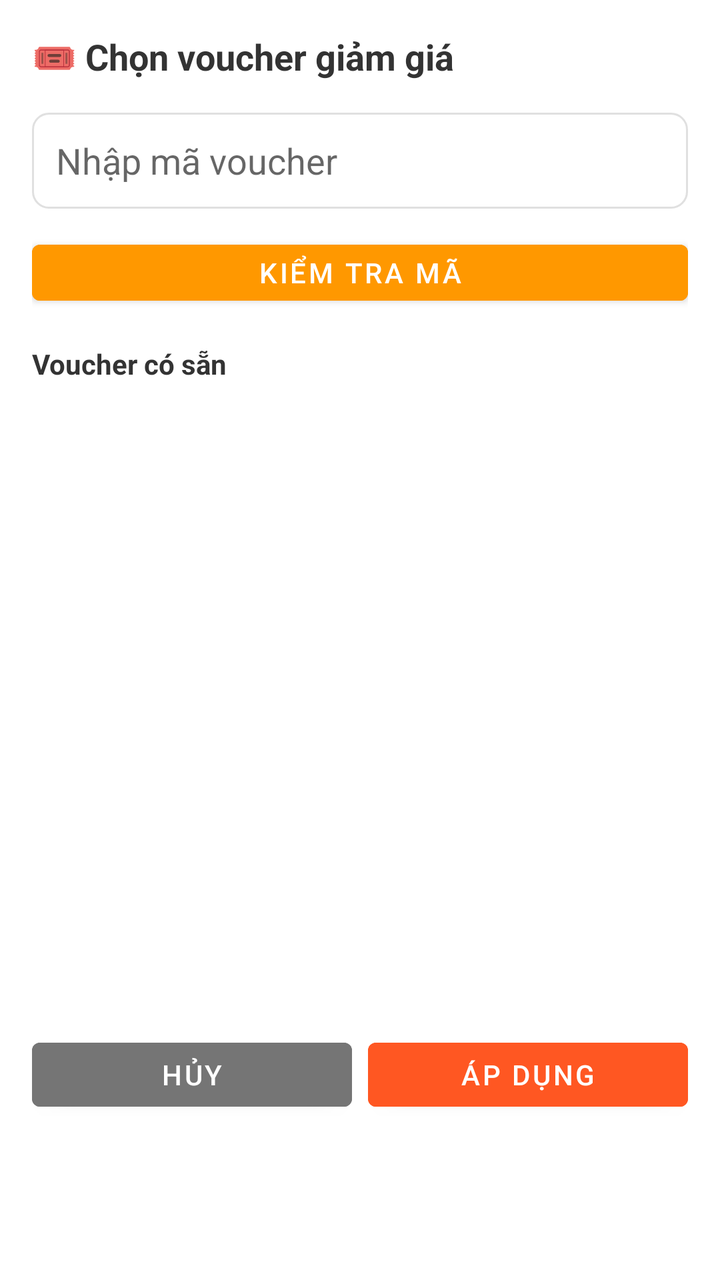
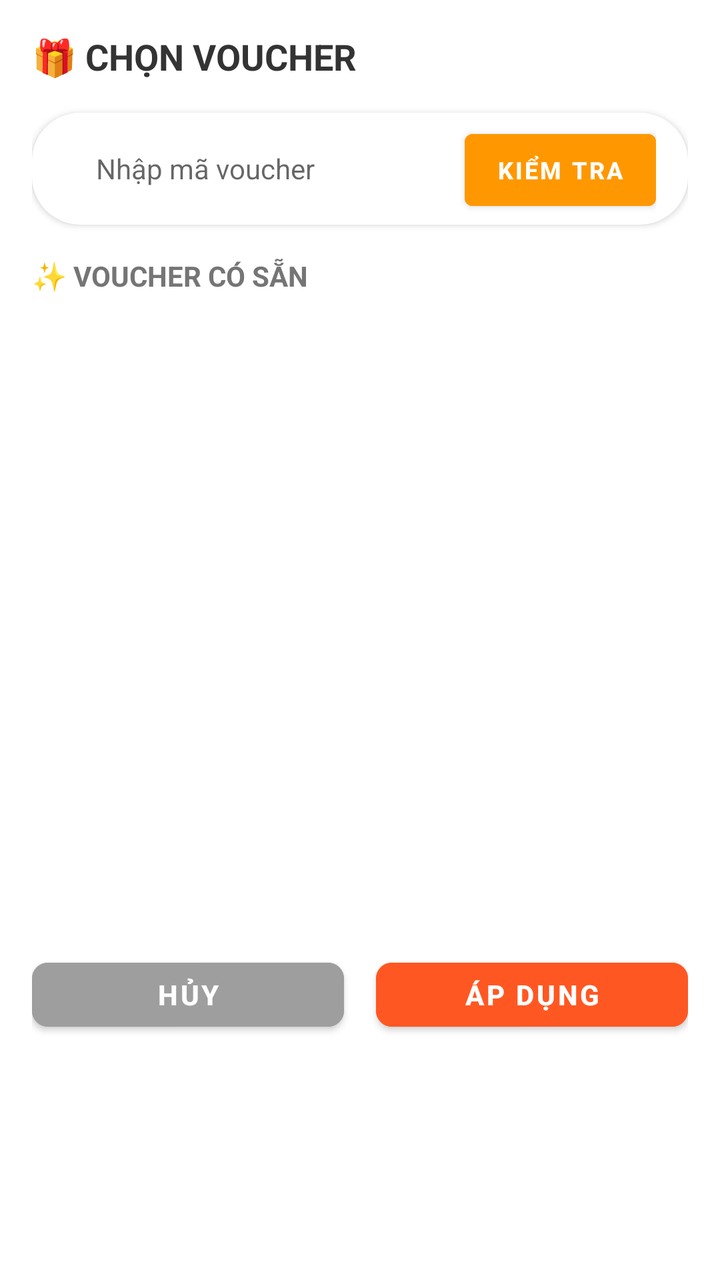

The first picture is an Android layout as it rendered before a commit; the second is the same layout after the commit. The layout source and the unified diff follow.
<!-- AndroidManifest.xml: application theme Theme.FoodOrder -->
<!-- res/layout/dialog_voucher.xml -->
<?xml version="1.0" encoding="utf-8"?>
<LinearLayout xmlns:android="http://schemas.android.com/apk/res/android"
    android:layout_width="match_parent"
    android:layout_height="wrap_content"
    android:orientation="vertical"
    android:padding="16dp">

    <TextView
        android:layout_width="wrap_content"
        android:layout_height="wrap_content"
        android:text="🎟️ Chọn voucher giảm giá"
        android:textSize="18sp"
        android:textStyle="bold"
        android:textColor="#333333"
        android:layout_marginBottom="16dp" />

    <EditText
        android:id="@+id/etVoucherCode"
        android:layout_width="match_parent"
        android:layout_height="48dp"
        android:hint="Nhập mã voucher"
        android:padding="12dp"
        android:background="@drawable/bg_edittext_border"
        android:layout_marginBottom="12dp" />

    <Button
        android:id="@+id/btnCheckVoucher"
        android:layout_width="match_parent"
        android:layout_height="40dp"
        android:text="Kiểm tra mã"
        android:backgroundTint="#FF9800"
        android:layout_marginBottom="16dp" />

    <TextView
        android:layout_width="wrap_content"
        android:layout_height="wrap_content"
        android:text="Voucher có sẵn"
        android:textSize="14sp"
        android:textStyle="bold"
        android:textColor="#333333"
        android:layout_marginBottom="8dp" />

    <androidx.recyclerview.widget.RecyclerView
        android:id="@+id/rvVouchers"
        android:layout_width="match_parent"
        android:layout_height="300dp" />

    <LinearLayout
        android:layout_width="match_parent"
        android:layout_height="wrap_content"
        android:orientation="horizontal"
        android:layout_marginTop="16dp">

        <Button
            android:id="@+id/btnCancelVoucher"
            android:layout_width="0dp"
            android:layout_weight="1"
            android:layout_height="44dp"
            android:text="Hủy"
            android:backgroundTint="#757575"
            android:layout_marginEnd="8dp" />

        <Button
            android:id="@+id/btnApplyVoucher"
            android:layout_width="0dp"
            android:layout_weight="1"
            android:layout_height="44dp"
            android:text="Áp dụng"
            android:backgroundTint="#FF5722" />

    </LinearLayout>

</LinearLayout>
<!-- resources referenced by this layout -->
<resources>
  <!-- drawable bg_edittext_border (drawable) -->
  <?xml version="1.0" encoding="utf-8"?>
  <shape xmlns:android="http://schemas.android.com/apk/res/android">
      <solid android:color="#FFFFFF" />
      <stroke
          android:width="1dp"
          android:color="#E0E0E0" />
      <corners android:radius="8dp" />
      <padding
          android:left="12dp"
          android:top="12dp"
          android:right="12dp"
          android:bottom="12dp" />
  </shape>
  <style name="Theme.FoodOrder" parent="Theme.MaterialComponents.DayNight.NoActionBar">
          
          <item name="colorPrimary">@color/primary_color</item>
          <item name="colorPrimaryVariant">@color/primary_dark</item>
          <item name="colorOnPrimary">@color/white</item>
  
          
          <item name="colorSecondary">@color/accent</item>
          <item name="colorSecondaryVariant">@color/teal_700</item>
          <item name="colorOnSecondary">@color/black</item>
  
          
          <item name="android:windowBackground">@color/background</item>
  
          
          <item name="colorSurface">@color/surface</item>
          <item name="colorOnSurface">@color/text_primary</item>
          <item name="colorError">#FF0000</item>
      </style>
  <color name="primary_color">#FF5722</color>
  <color name="primary_dark">#E64A19</color>
  <color name="white">#FFFFFFFF</color>
  <color name="accent">#FFC107</color>
  <color name="teal_700">#FF018786</color>
  <color name="black">#FF000000</color>
  <color name="background">#FFFFFF</color>
  <color name="surface">#F5F5F5</color>
  <color name="text_primary">#212121</color>
</resources>

<!-- the commit's change to res/layout/dialog_voucher.xml (unified diff, before → after) -->
@@ -1,50 +1,74 @@
 <?xml version="1.0" encoding="utf-8"?>
 <LinearLayout xmlns:android="http://schemas.android.com/apk/res/android"
+    xmlns:app="http://schemas.android.com/apk/res-auto"
     android:layout_width="match_parent"
     android:layout_height="wrap_content"
     android:orientation="vertical"
+    android:background="#FFFFFF"
     android:padding="16dp">
 
+    
     <TextView
         android:layout_width="wrap_content"
         android:layout_height="wrap_content"
-        android:text="🎟️ Chọn voucher giảm giá"
+        android:text="🎁 CHỌN VOUCHER"
         android:textSize="18sp"
         android:textStyle="bold"
         android:textColor="#333333"
         android:layout_marginBottom="16dp" />
 
-    <EditText
-        android:id="@+id/etVoucherCode"
+    
+    <LinearLayout
         android:layout_width="match_parent"
-        android:layout_height="48dp"
-        android:hint="Nhập mã voucher"
-        android:padding="12dp"
-        android:background="@drawable/bg_edittext_border"
-        android:layout_marginBottom="12dp" />
+        android:layout_height="wrap_content"
+        android:orientation="horizontal"
+        android:background="@drawable/bg_search_white"
+        android:elevation="2dp"
+        android:layout_marginBottom="16dp">
 
-    <Button
-        android:id="@+id/btnCheckVoucher"
-        android:layout_width="match_parent"
-        android:layout_height="40dp"
-        android:text="Kiểm tra mã"
-        android:backgroundTint="#FF9800"
-        android:layout_marginBottom="16dp" />
+        <EditText
+            android:id="@+id/etVoucherCode"
+            android:layout_width="0dp"
+            android:layout_height="48dp"
+            android:layout_weight="1"
+            android:hint="Nhập mã voucher"
+            android:textSize="14sp"
+            android:paddingStart="16dp"
+            android:paddingEnd="16dp"
+            android:background="@android:color/transparent" />
 
+        <Button
+            android:id="@+id/btnCheckVoucher"
+            android:layout_width="wrap_content"
+            android:layout_height="48dp"
+            android:text="KIỂM TRA"
+            android:textSize="12sp"
+            android:textStyle="bold"
+            android:backgroundTint="#FF9800"
+            android:textColor="@android:color/white"
+            android:paddingStart="16dp"
+            android:paddingEnd="16dp" />
+
+    </LinearLayout>
+
+    
     <TextView
         android:layout_width="wrap_content"
         android:layout_height="wrap_content"
-        android:text="Voucher có sẵn"
+        android:text="✨ VOUCHER CÓ SẴN"
         android:textSize="14sp"
         android:textStyle="bold"
-        android:textColor="#333333"
-        android:layout_marginBottom="8dp" />
+        android:textColor="#757575"
+        android:layout_marginBottom="12dp" />
 
     <androidx.recyclerview.widget.RecyclerView
         android:id="@+id/rvVouchers"
         android:layout_width="match_parent"
-        android:layout_height="300dp" />
+        android:layout_height="300dp"
+        android:padding="4dp"
+        android:clipToPadding="false" />
 
+    
     <LinearLayout
         android:layout_width="match_parent"
         android:layout_height="wrap_content"
@@ -54,19 +78,28 @@
         <Button
             android:id="@+id/btnCancelVoucher"
             android:layout_width="0dp"
+            android:layout_height="44dp"
             android:layout_weight="1"
-            android:layout_height="44dp"
-            android:text="Hủy"
-            android:backgroundTint="#757575"
-            android:layout_marginEnd="8dp" />
+            android:text="HỦY"
+            android:textSize="14sp"
+            android:textStyle="bold"
+            android:backgroundTint="#9E9E9E"
+            android:textColor="@android:color/white"
+            android:layout_marginEnd="8dp"
+            app:cornerRadius="8dp" />
 
         <Button
             android:id="@+id/btnApplyVoucher"
             android:layout_width="0dp"
+            android:layout_height="44dp"
             android:layout_weight="1"
-            android:layout_height="44dp"
-            android:text="Áp dụng"
-            android:backgroundTint="#FF5722" />
+            android:text="ÁP DỤNG"
+            android:textSize="14sp"
+            android:textStyle="bold"
+            android:backgroundTint="#FF5722"
+            android:textColor="@android:color/white"
+            android:layout_marginStart="8dp"
+            app:cornerRadius="8dp" />
 
     </LinearLayout>
 
<!-- resource entries referenced after the edit -->
@@ -1,18 +1,11 @@
 <!-- resources referenced by this layout -->
 <resources>
-  <!-- drawable bg_edittext_border (drawable) -->
+  <!-- drawable bg_search_white (drawable) -->
   <?xml version="1.0" encoding="utf-8"?>
   <shape xmlns:android="http://schemas.android.com/apk/res/android">
       <solid android:color="#FFFFFF" />
-      <stroke
-          android:width="1dp"
-          android:color="#E0E0E0" />
-      <corners android:radius="8dp" />
-      <padding
-          android:left="12dp"
-          android:top="12dp"
-          android:right="12dp"
-          android:bottom="12dp" />
+      <corners android:radius="24dp" />
+      <padding android:left="16dp" android:right="16dp" android:top="4dp" android:bottom="4dp" />
   </shape>
   <style name="Theme.FoodOrder" parent="Theme.MaterialComponents.DayNight.NoActionBar">
           
